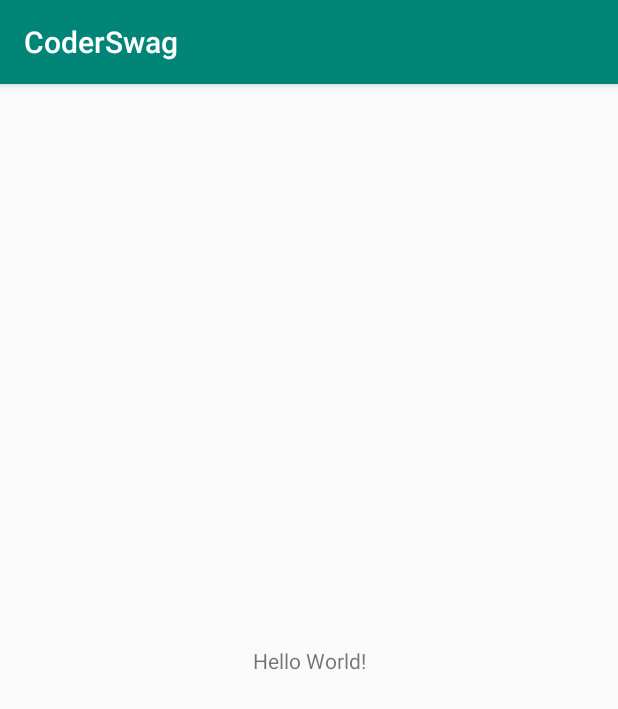
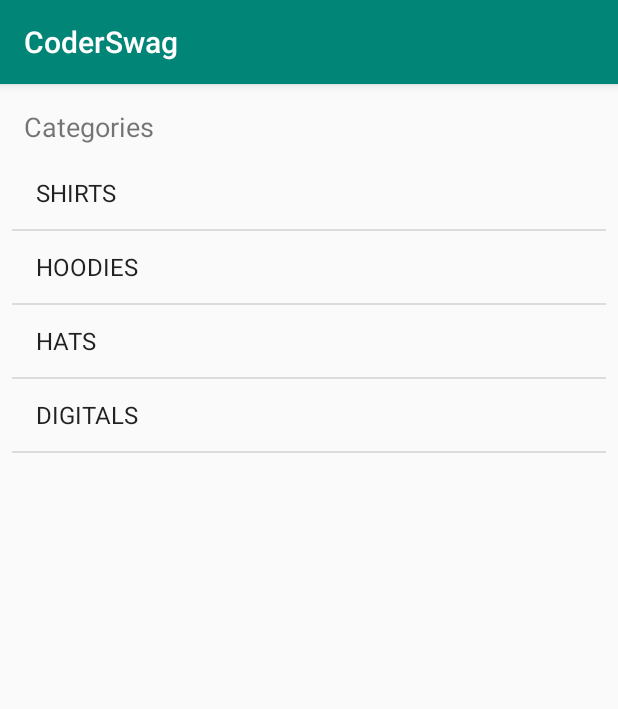
Before and after one commit to saltNpepper67/CoderSwag, an Android app: the screen it shows after launch (MainActivity), on a phone screen of 412 x 824 dp. Shown: the top 709 px of the screen. Run offline under Robolectric (Android 15) with nearby library versions, the phone set to English and light mode, and no system bars.

Commit message:
created adapters and layout resources for custom adapter

```diff
--- a/app/src/main/java/com/example/coderswag/Controller/MainActivity.kt
+++ b/app/src/main/java/com/example/coderswag/Controller/MainActivity.kt
@@ -2,12 +2,21 @@ package com.example.coderswag.Controller
 
 import androidx.appcompat.app.AppCompatActivity
 import android.os.Bundle
+import android.widget.Adapter
+import android.widget.ArrayAdapter
+import com.example.coderswag.Model.Category
 import com.example.coderswag.R
+import com.example.coderswag.Services.DataService
+import kotlinx.android.synthetic.main.activity_main.*
 
 class MainActivity : AppCompatActivity() {
 
+    lateinit var adapter: ArrayAdapter<Category>
     override fun onCreate(savedInstanceState: Bundle?) {
         super.onCreate(savedInstanceState)
         setContentView(R.layout.activity_main)
+
+        adapter = ArrayAdapter(this, android.R.layout.simple_list_item_1,DataService.categories)
+        categoriesListView.adapter = adapter
     }
 }
--- a/app/src/main/java/com/example/coderswag/Model/Category.kt
+++ b/app/src/main/java/com/example/coderswag/Model/Category.kt
@@ -1,3 +1,7 @@
 package com.example.coderswag.Model
 
-class Category(val title: String, val image: String)
+class Category(val title: String, val image: String){
+    override fun toString(): String {
+        return title
+    }
+}
--- a/app/src/main/res/layout/activity_main.xml
+++ b/app/src/main/res/layout/activity_main.xml
@@ -7,12 +7,30 @@
     tools:context=".Controller.MainActivity">
 
     <TextView
+        android:id="@+id/textView"
         android:layout_width="wrap_content"
         android:layout_height="wrap_content"
-        android:text="Hello World!"
-        app:layout_constraintBottom_toBottomOf="parent"
+        android:layout_marginLeft="16dp"
+        android:layout_marginTop="16dp"
+        android:text="Categories"
+        android:textSize="18sp"
         app:layout_constraintLeft_toLeftOf="parent"
-        app:layout_constraintRight_toRightOf="parent"
         app:layout_constraintTop_toTopOf="parent" />
 
+    <ListView
+        android:id="@+id/categoriesListView"
+        android:layout_width="0dp"
+        android:layout_height="0dp"
+        android:layout_marginStart="8dp"
+        android:layout_marginLeft="8dp"
+        android:layout_marginTop="8dp"
+        android:layout_marginEnd="8dp"
+        android:layout_marginRight="8dp"
+        android:layout_marginBottom="8dp"
+        app:layout_constraintBottom_toBottomOf="parent"
+        app:layout_constraintEnd_toEndOf="parent"
+        app:layout_constraintHorizontal_bias="0.272"
+        app:layout_constraintStart_toStartOf="parent"
+        app:layout_constraintTop_toBottomOf="@+id/textView" />
+
 </androidx.constraintlayout.widget.ConstraintLayout>
```
Also changed, not shown: app/src/main/res/layout/category_list_item.xml (added, +34 -0 lines).
